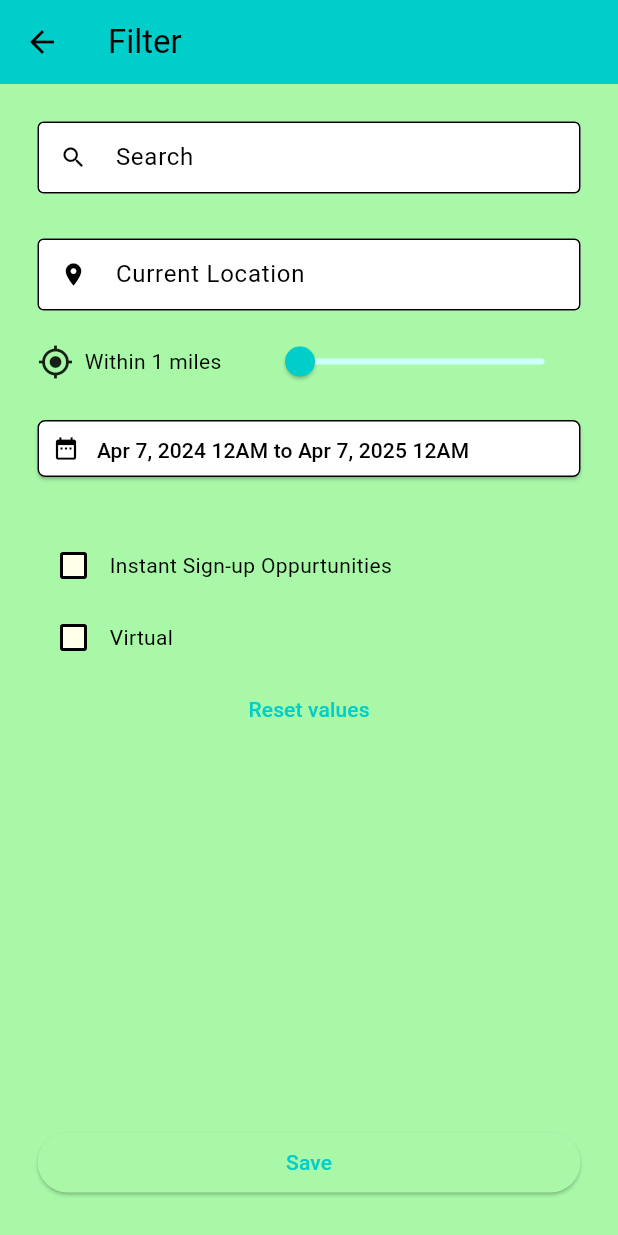
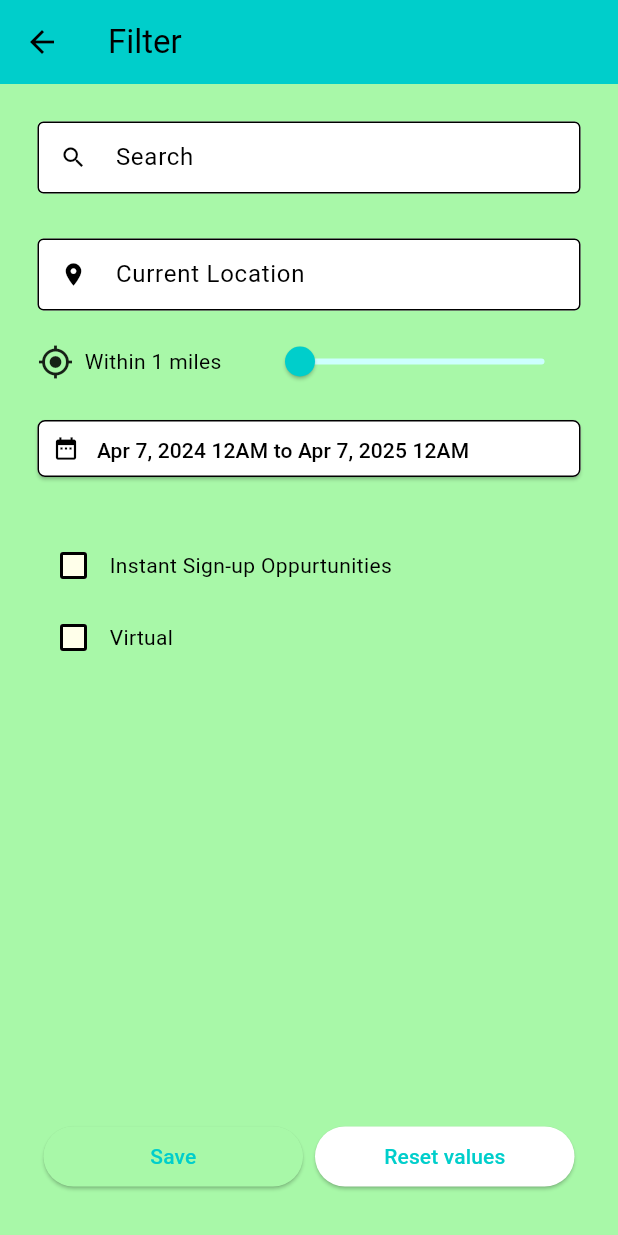
Before and after one commit to Ario-Lab18/wearevolunteenz, a Flutter app: the screen it shows after launch, after a tap on an icon or button, on a phone screen of 412 x 824 dp. Run offline on Flutter 3.47's test engine with Material 2 defaults, Android fonts, the phone set to English and light mode, and no system bars; our stand-ins replace device_info_plus, file_picker, geolocator, google_sign_in; missing offline and left inert: dart:ffi, mailer; network calls fail.

Commit message:
Save button format Fix

```diff
--- a/lib/main.dart
+++ b/lib/main.dart
@@ -243,6 +243,29 @@ class _FilterPageState extends State<FilterPage> {
     });
   }
 
+  void _determinePosition() async {
+    // Check if location services are enabled
+    bool serviceEnabled = await Geolocator.isLocationServiceEnabled();
+    if (!serviceEnabled) {
+      // Location services are not enabled return an error message
+      return Future.error('Location services are disabled.');
+    }
+
+    // Check location permissions
+    LocationPermission permission = await Geolocator.checkPermission();
+    if (permission == LocationPermission.denied) {
+      permission = await Geolocator.requestPermission();
+      if (permission == LocationPermission.denied) {
+        return Future.error('Location permissions are denied');
+      }
+    }
+
+    if (permission == LocationPermission.deniedForever) {
+      return Future.error(
+          'Location permissions are permanently denied, we cannot request permissions.');
+    }
+  }
+
   Map<String, dynamic> tempFilter = {};
 
   @override
@@ -399,21 +422,15 @@ class _FilterPageState extends State<FilterPage> {
                 const Text("Virtual"),
               ],
             ),
-            TextButton(
-                onPressed: () {
-                  setState(() {
-                    tempFilter = Map.from(permFilter);
-                    searchText.text = tempFilter["searchText"];
-                    locText.text = tempFilter["location"];
-                  });
-                },
-                child: const Text("Reset values")),
             const Expanded(
                 child: SizedBox(
               width: 5,
             )),
-            SizedBox(
-              width: double.infinity,
+            Row(
+              children: [
+                  Expanded(
+                    child: Padding(
+                      padding: const EdgeInsets.all(4.0),
                       child: ElevatedButton(
                         style: ElevatedButton.styleFrom(
                           backgroundColor: theme.colorScheme.secondary,
@@ -421,7 +438,7 @@ class _FilterPageState extends State<FilterPage> {
                         onPressed: () async {
                           //Convert location into lat and lon
                           if (tempFilter["location"] != permFilter["location"]) {
-                    if (tempFilter["location"] != "Current position" &&
+                            if (tempFilter["location"].toLowerCase() != "current position" &&
                                 tempFilter["location"] != '') {
                               try {
                                 final response = await http
@@ -457,6 +474,7 @@ class _FilterPageState extends State<FilterPage> {
                                 );
                               }
                             } else if (tempFilter["location"] != '') {
+                              _determinePosition();
                               _getCurrentLocation();
                               setState(() {
                                 if (uposition != null) {
@@ -475,6 +493,23 @@ class _FilterPageState extends State<FilterPage> {
                         child: Text("Save",
                             style: TextStyle(color: theme.colorScheme.primary)),
                                     ),
+                    ),
+                  ),
+                  Expanded(
+                    child: Padding(
+                      padding: const EdgeInsets.all(4.0),
+                      child: ElevatedButton(
+                      onPressed: () {
+                        setState(() {
+                          tempFilter = Map.from(permFilter);
+                          searchText.text = tempFilter["searchText"];
+                          locText.text = tempFilter["location"];
+                        });
+                      },
+                      child: const Text("Reset values")),
+                    ),
+                  ),
+              ],
             ),
           ],
         ),
@@ -757,7 +792,7 @@ class _OppState extends State<Opp> {
                                   style: const TextStyle(fontSize: 17),
                                   textAlign: TextAlign.center),
                               onPressed: () async {
-                                _determinePosition();
+                                //_determinePosition();
                                 var test = await Navigator.push(
                                   context,
                                   MaterialPageRoute(
```
Lines whose indentation alone changed are shown as unchanged.
